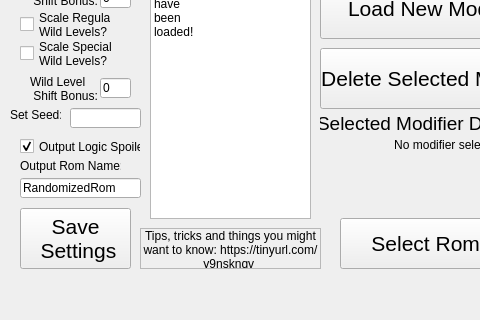
First picture: the form in QTGUIDesign.ui, repository erudnick-cohen/Pokemon-Crystal-Item-Randomizer, before the edit; both pictures show x 0 to 480 and y 122 to 442 of the 800 by 442 pixel window.
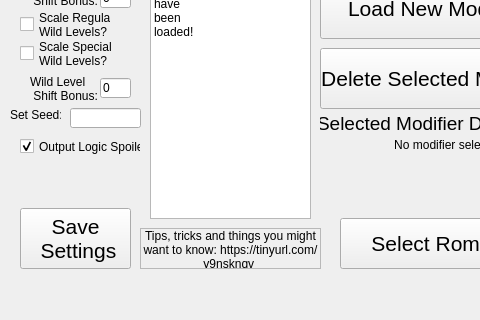
Second picture: the form after the edit.

Commit message: Made save rom name dialog and made standard the default which does NOT use level scaling, also added semi-progressive rods

What changed in the file:
```diff
--- a/QTGUIDesign.ui
+++ b/QTGUIDesign.ui
@@ -449,32 +449,6 @@
      <bool>true</bool>
     </property>
    </widget>
-   <widget class="QLineEdit" name="OutputRomName">
-    <property name="geometry">
-     <rect>
-      <x>20</x>
-      <y>300</y>
-      <width>121</width>
-      <height>20</height>
-     </rect>
-    </property>
-    <property name="text">
-     <string>RandomizedRom</string>
-    </property>
-   </widget>
-   <widget class="QLabel" name="OutputRomLabel">
-    <property name="geometry">
-     <rect>
-      <x>20</x>
-      <y>280</y>
-      <width>101</width>
-      <height>16</height>
-     </rect>
-    </property>
-    <property name="text">
-     <string>Output Rom Name:</string>
-    </property>
-   </widget>
    <widget class="QLabel" name="ModifierDescription">
     <property name="geometry">
      <rect>
```
The commit also changes 5 other files.
